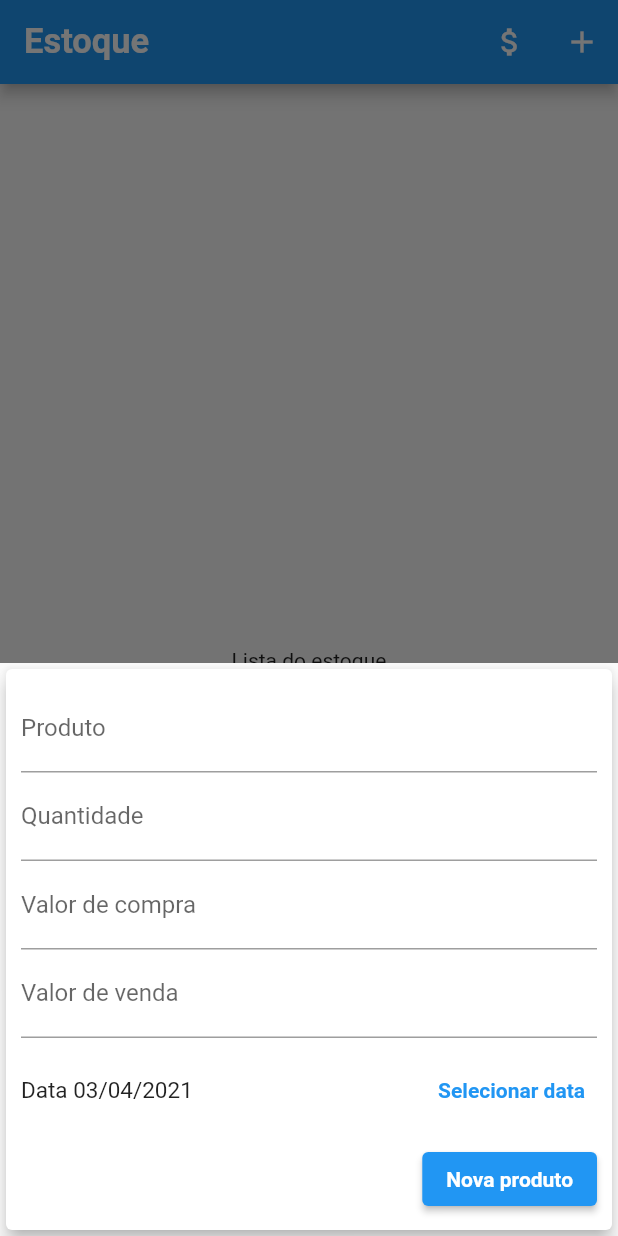
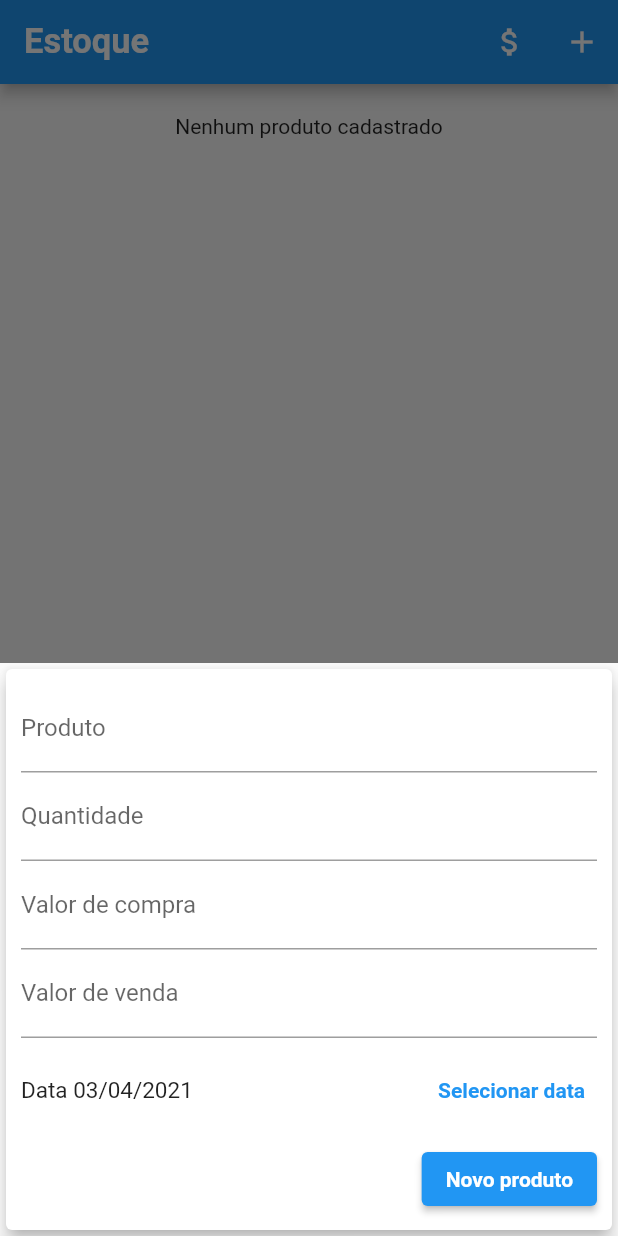
Before and after one commit to AndreFelipe97/app-inventory, a Flutter app: the screen it shows after launch, after a tap on the "add" icon, on a phone screen of 412 x 824 dp. Run offline on Flutter 3.47's test engine with Material 2 defaults, Android fonts, the phone set to English and light mode, and no system bars.

Commit message:
feat: add list product

```diff
--- a/lib/components/product_form.dart
+++ b/lib/components/product_form.dart
@@ -25,13 +25,12 @@ class _ProductFormState extends State<ProductForm> {
     final amount = int.tryParse(_amountController.text) ?? 0.0;
     final purchase = double.tryParse(_purchaseValueController.text) ?? 0.0;
     final sale = double.tryParse(_saleValueController.text) ?? 0.0;
-    final profit = double.tryParse(_profitController.text) ?? 0.0;
+    final profit = amount * sale ?? 0.0;
 
     if (product.isEmpty ||
         amount <= 0 ||
         purchase <= 0 ||
         sale <= 0 ||
-        profit <= 0 ||
         _selectedDate == null) {
       return;
     }
@@ -55,16 +54,19 @@ class _ProductFormState extends State<ProductForm> {
               ),
               AdaptativeTextField(
                 controller: _amountController,
+                keyboardType: TextInputType.numberWithOptions(decimal: false),
                 onSubmitted: (value) => _submitForm(),
                 label: 'Quantidade',
               ),
               AdaptativeTextField(
                 controller: _purchaseValueController,
+                keyboardType: TextInputType.numberWithOptions(decimal: true),
                 onSubmitted: (value) => _submitForm(),
                 label: 'Valor de compra',
               ),
               AdaptativeTextField(
                 controller: _saleValueController,
+                keyboardType: TextInputType.numberWithOptions(decimal: true),
                 onSubmitted: (value) => _submitForm(),
                 label: 'Valor de venda',
               ),
@@ -80,7 +82,7 @@ class _ProductFormState extends State<ProductForm> {
                 mainAxisAlignment: MainAxisAlignment.end,
                 children: [
                   AdaptativeButton(
-                    label: 'Nova produto',
+                    label: 'Novo produto',
                     onPressed: _submitForm,
                   )
                 ],
--- /dev/null
+++ b/lib/components/product_list.dart
@@ -0,0 +1,55 @@
+import 'package:flutter/material.dart';
+import 'package:intl/intl.dart';
+import 'package:inventory/model/product.dart';
+
+class ProductList extends StatelessWidget {
+  final List<Product> products;
+
+  ProductList({this.products});
+
+  @override
+  Widget build(BuildContext context) {
+    return products.isEmpty
+        ? LayoutBuilder(
+            builder: (ctx, constraints) {
+              return Column(
+                children: <Widget>[
+                  SizedBox(
+                    height: 20,
+                  ),
+                  Text('Nenhum produto cadastrado')
+                ],
+              );
+            },
+          )
+        : ListView.builder(
+            itemCount: products.length,
+            itemBuilder: (ctx, index) {
+              final pr = products[index];
+              return Card(
+                  elevation: 5,
+                  margin: EdgeInsets.symmetric(
+                    vertical: 8,
+                    horizontal: 5,
+                  ),
+                  child: ListTile(
+                      leading: CircleAvatar(
+                        radius: 30,
+                        child: Padding(
+                          padding: const EdgeInsets.all(6),
+                          child: FittedBox(
+                            child: Text('R\$${pr.saleValue}'),
+                          ),
+                        ),
+                      ),
+                      title: Text(
+                        '${pr.product}',
+                        style: Theme.of(context).textTheme.headline6,
+                      ),
+                      subtitle: Text(
+                        'qnt ${pr.amount} - Data ${DateFormat('dd MMMM y').format(pr.date)}',
+                      )));
+            },
+          );
+  }
+}
--- a/lib/main.dart
+++ b/lib/main.dart
@@ -3,6 +3,7 @@ import 'dart:io';
 import 'package:flutter/cupertino.dart';
 import 'package:flutter/material.dart';
 import 'package:inventory/components/product_form.dart';
+import 'package:inventory/components/product_list.dart';
 import 'package:inventory/components/sale_form.dart';
 import 'package:inventory/model/product.dart';
 import 'package:inventory/model/sale.dart';
@@ -43,9 +44,11 @@ class MyHomePage extends StatefulWidget {
 }
 
 class _MyHomePageState extends State<MyHomePage> {
+  final List<Product> _products = [];
+
   _addProduct(String product, int amount, double purchaseValue,
       double saleValue, double profit, DateTime date) {
-    final newSale = Product(
+    final newProduct = Product(
       id: Random().nextDouble().toString(),
       product: product,
       amount: amount,
@@ -54,10 +57,10 @@ class _MyHomePageState extends State<MyHomePage> {
       profit: profit,
       date: date,
     );
-    /*
+
     setState(() {
-      _transactions.add(newSale);
-    });*/
+      _products.add(newProduct);
+    });
 
     Navigator.of(context).pop();
   }
@@ -104,6 +107,7 @@ class _MyHomePageState extends State<MyHomePage> {
 
   @override
   Widget build(BuildContext context) {
+    final mediaQuery = MediaQuery.of(context);
     final actions = <Widget>[
       _getIconButton(
           Platform.isIOS ? CupertinoIcons.money_dollar : Icons.attach_money,
@@ -125,14 +129,16 @@ class _MyHomePageState extends State<MyHomePage> {
             actions: actions,
           );
 
+    final availableHeight = mediaQuery.size.height -
+        appBar.preferredSize.height -
+        mediaQuery.padding.top;
+
     final bodyPage = Center(
-      child: Column(
-        mainAxisAlignment: MainAxisAlignment.center,
-        children: <Widget>[
-          Text(
-            'Lista do estoque',
-          ),
-        ],
+      child: Container(
+        height: availableHeight * 1,
+        child: ProductList(
+          products: _products,
+        ),
       ),
     );
 
```
Also changed, not shown: images_app/list_product.jpeg (added), 1 other file.
